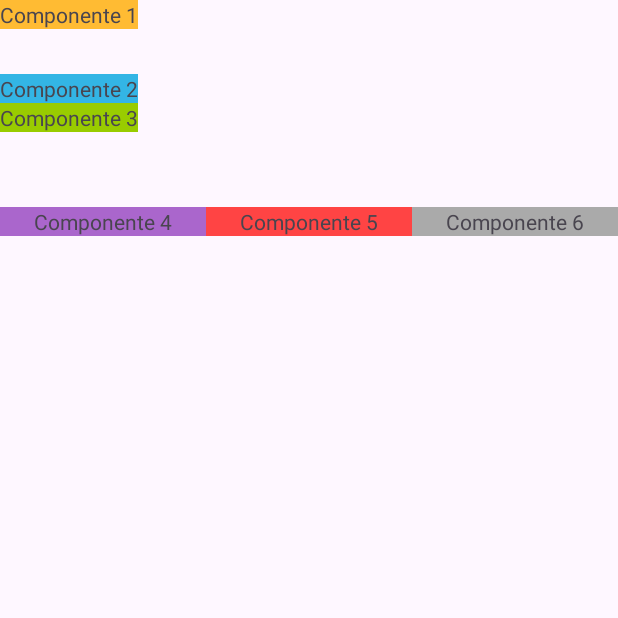
After one commit to JuanGR-FI/EjerciciosModulo4, an Android app: the LinearActivity screen opened directly, with no data from a screen before it, on a phone screen of 412 x 824 dp, the top half of it. The commit adds this screen. Run offline under Robolectric (Android 15) with nearby library versions, the phone set to English and light mode, and no system bars.

Commit message:
Iniciando componentes graficos

```diff
--- /dev/null
+++ b/app/src/main/java/com/jacgr/ejerciciosmodulo4/Ejercicio2/componentesgraficos/LinearActivity.kt
@@ -0,0 +1,12 @@
+package com.jacgr.ejerciciosmodulo4.Ejercicio2.componentesgraficos
+
+import androidx.appcompat.app.AppCompatActivity
+import android.os.Bundle
+import com.jacgr.ejerciciosmodulo4.R
+
+class LinearActivity : AppCompatActivity() {
+    override fun onCreate(savedInstanceState: Bundle?) {
+        super.onCreate(savedInstanceState)
+        setContentView(R.layout.activity_linear)
+    }
+}
--- /dev/null
+++ b/app/src/main/res/layout/activity_linear.xml
@@ -0,0 +1,63 @@
+<?xml version="1.0" encoding="utf-8"?>
+<LinearLayout xmlns:android="http://schemas.android.com/apk/res/android"
+    xmlns:app="http://schemas.android.com/apk/res-auto"
+    xmlns:tools="http://schemas.android.com/tools"
+    android:layout_width="match_parent"
+    android:layout_height="match_parent"
+    android:orientation="vertical"
+    tools:context=".Ejercicio2.componentesgraficos.LinearActivity">
+
+    <TextView
+        android:layout_width="wrap_content"
+        android:layout_height="wrap_content"
+        android:gravity="center_vertical"
+        android:background="@android:color/holo_orange_light"
+        android:text="Componente 1"/>
+
+    <TextView
+        android:layout_width="wrap_content"
+        android:layout_height="wrap_content"
+        android:layout_marginTop="30dp"
+        android:gravity="center_vertical"
+        android:background="@android:color/holo_blue_light"
+        android:text="Componente 2"/>
+
+    <TextView
+        android:layout_width="wrap_content"
+        android:layout_height="wrap_content"
+        android:gravity="center_vertical"
+        android:background="@android:color/holo_green_light"
+        android:text="Componente 3"/>
+
+    <LinearLayout
+        android:layout_width="match_parent"
+        android:layout_height="wrap_content"
+        android:layout_marginTop="50dp"
+        android:orientation="horizontal">
+        <TextView
+            android:layout_width="0dp"
+            android:layout_height="wrap_content"
+            android:layout_weight="1"
+            android:gravity="center_horizontal"
+            android:background="@android:color/holo_purple"
+            android:text="Componente 4"/>
+
+        <TextView
+            android:layout_width="0dp"
+            android:layout_height="wrap_content"
+            android:layout_weight="1"
+            android:gravity="center_horizontal"
+            android:background="@android:color/holo_red_light"
+            android:text="Componente 5"/>
+
+        <TextView
+            android:layout_width="0dp"
+            android:layout_height="wrap_content"
+            android:layout_weight="1"
+            android:gravity="center_horizontal"
+            android:background="@android:color/darker_gray"
+            android:text="Componente 6"/>
+
+    </LinearLayout>
+
+</LinearLayout>
--- a/build.gradle
+++ b/build.gradle
@@ -1,6 +1,6 @@
 // Top-level build file where you can add configuration options common to all sub-projects/modules.
 plugins {
-    id 'com.android.application' version '8.0.1' apply false
-    id 'com.android.library' version '8.0.1' apply false
+    id 'com.android.application' version '7.4.0' apply false
+    id 'com.android.library' version '7.4.0' apply false
     id 'org.jetbrains.kotlin.android' version '1.8.20' apply false
 }
```
Also changed, not shown: app/src/main/AndroidManifest.xml (+22 -7 lines), app/src/main/java/com/jacgr/ejerciciosmodulo4/Ejercicio1/SecondActivity.kt (+27 -0 lines), app/src/main/java/com/jacgr/ejerciciosmodulo4/Ejercicio2/componentesgraficos/FrameActivity.kt (added, +12 -0 lines), app/src/main/java/com/jacgr/ejerciciosmodulo4/Ejercicio2/componentesgraficos/RelativeActivity.kt (added, +12 -0 lines), app/src/main/res/layout/activity_frame.xml (added, +18 -0 lines), app/src/main/res/layout/activity_relative.xml (added, +36 -0 lines), gradle/wrapper/gradle-wrapper.properties.
